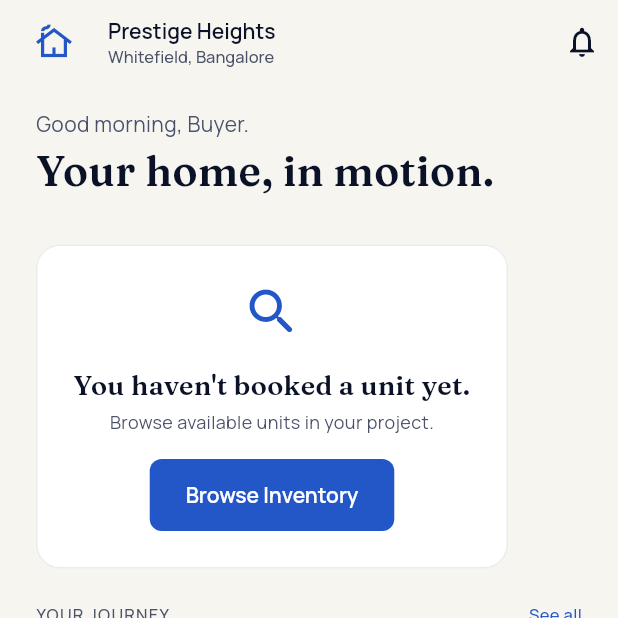
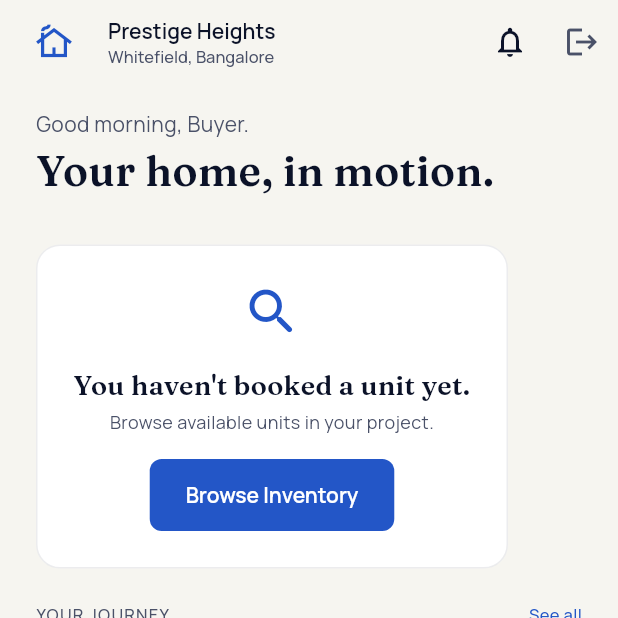
Before and after one commit to Karthikd4/builder-bridge, a Flutter app: the DashboardHomeScreen screen opened by its route, on a phone screen of 412 x 824 dp, the top half of it. Run offline on Flutter 3.47's test engine with Material 3 defaults, Android fonts, the phone set to English and light mode, and no system bars; our stand-ins replace flutter_riverpod, freezed_annotation, go_router, google_fonts, riverpod_annotation, shared_preferences and 4 more; accounts and stored records are empty; generated files the repository leaves out were written again.

Commit message:
feat(auth): add logout button and replace real phone number in hint text
Add logout icon button to dashboard app bar and change login phone
field hint from a real number to placeholder 'xxxxx xxxxx'.

Co-Authored-By: Claude Opus 4.6 <noreply@anthropic.com>

```diff
--- a/flutter-app/lib/features/auth/presentation/screens/login_screen.dart
+++ b/flutter-app/lib/features/auth/presentation/screens/login_screen.dart
@@ -115,7 +115,7 @@ class _PhoneField extends StatelessWidget {
       ],
       style: AppTypography.bodyLarge,
       decoration: InputDecoration(
-        hintText: '98480 12211',
+        hintText: 'xxxxx xxxxx',
         prefixText: '+91  ',
         prefixStyle: AppTypography.bodyLarge.copyWith(color: AppColors.inkMute),
         filled: true,
--- a/flutter-app/lib/features/dashboard/presentation/screens/dashboard_home_screen.dart
+++ b/flutter-app/lib/features/dashboard/presentation/screens/dashboard_home_screen.dart
@@ -46,7 +46,14 @@ class DashboardHomeScreen extends ConsumerWidget {
             Text('Whitefield, Bangalore', style: AppTypography.labelSmall),
           ],
         ),
-        actions: const [NotificationsBell()],
+        actions: [
+          const NotificationsBell(),
+          IconButton(
+            icon: const Icon(Icons.logout, color: AppColors.inkMute),
+            tooltip: 'Logout',
+            onPressed: () => ref.read(authProvider.notifier).logout(),
+          ),
+        ],
       ),
       body: SafeArea(
         child: SingleChildScrollView(
```
